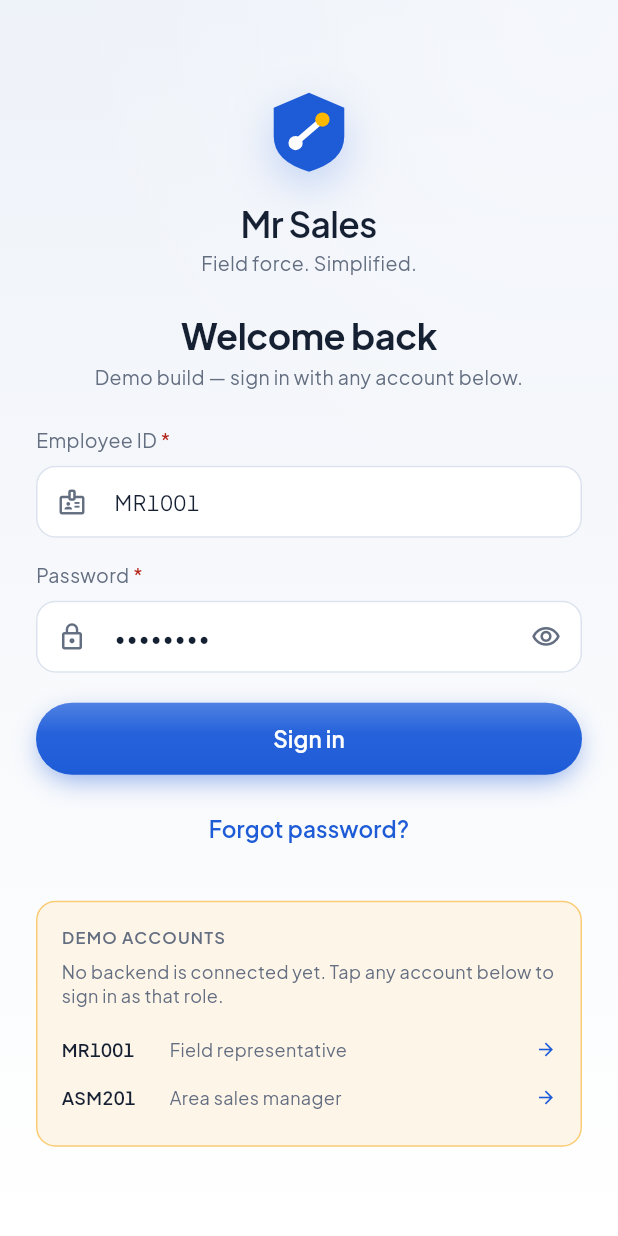
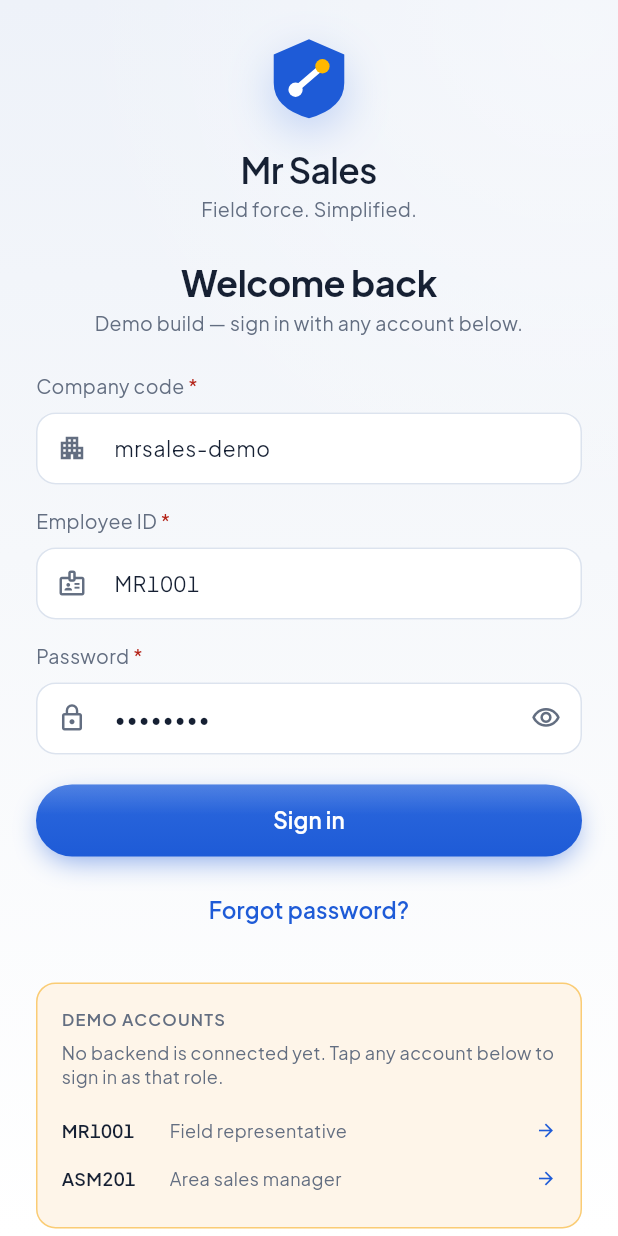
Before and after one commit to PardhaSarathy/FieldForce, a Flutter app: the screen it shows after launch, on a phone screen of 412 x 824 dp. Run offline on Flutter 3.47's test engine with Material 3 defaults, Android fonts, the phone set to English and light mode, and no system bars; our stand-ins replace connectivity_plus, fl_chart, flutter_map, flutter_riverpod, geolocator, go_router and 5 more; missing offline and left inert: file_saver; accounts and stored records are empty.

Commit message:
Ask for company code on login so one APK can serve many orgs.
Persist activeOrgSlug and derive the field login email from it instead of a
build-time ORG_SLUG only.

Co-authored-by: Cursor <cursoragent@cursor.com>

```diff
--- a/lib/features/authentication/presentation/login_screen.dart
+++ b/lib/features/authentication/presentation/login_screen.dart
@@ -24,12 +24,16 @@ class _LoginScreenState extends ConsumerState<LoginScreen> {
   // Pre-filled only in the demo. A real sign-in screen that arrives holding
   // somebody's employee ID is telling the next person who picks up the phone
   // who was using it.
+  final _orgController = TextEditingController(
+    text: isLive ? activeOrgSlug : 'mrsales-demo',
+  );
   final _codeController = TextEditingController(text: isLive ? '' : 'MR1001');
   final _passwordController = TextEditingController(text: isLive ? '' : 'demo1234');
   bool _obscure = true;
 
   @override
   void dispose() {
+    _orgController.dispose();
     _codeController.dispose();
     _passwordController.dispose();
     super.dispose();
@@ -60,6 +64,11 @@ class _LoginScreenState extends ConsumerState<LoginScreen> {
   Future<void> _submit() async {
     if (!_formKey.currentState!.validate()) return;
     FocusScope.of(context).unfocus();
+    try {
+      await setActiveOrgSlug(_orgController.text);
+    } catch (_) {
+      return;
+    }
     await ref
         .read(authControllerProvider.notifier)
         .login(_codeController.text, _passwordController.text);
@@ -101,7 +110,7 @@ class _LoginScreenState extends ConsumerState<LoginScreen> {
                     const SizedBox(height: AppSpacing.xs),
                     Text(
                       isLive
-                          ? 'Sign in with your employee ID.'
+                          ? 'Enter your company code, then employee ID.'
                           : 'Demo build — sign in with any account below.',
                       style: AppTypography.bodySm,
                       textAlign: TextAlign.center,
@@ -112,6 +121,19 @@ class _LoginScreenState extends ConsumerState<LoginScreen> {
                       _Notice(message: notice, tone: AppColors.info),
                       const SizedBox(height: AppSpacing.lg),
                     ],
+
+                    AppTextField(
+                      label: 'Company code',
+                      hint: 'e.g. acme',
+                      controller: _orgController,
+                      required: true,
+                      enabled: !isBusy,
+                      prefixIcon: Icons.apartment_outlined,
+                      textCapitalization: TextCapitalization.none,
+                      textInputAction: TextInputAction.next,
+                      validator: (v) => Validate.required(v, 'Company code'),
+                    ),
+                    const SizedBox(height: AppSpacing.lg),
 
                     AppTextField(
                       label: 'Employee ID',
```
Also changed, not shown: lib/data/remote/backend.dart (+45 -16 lines).
